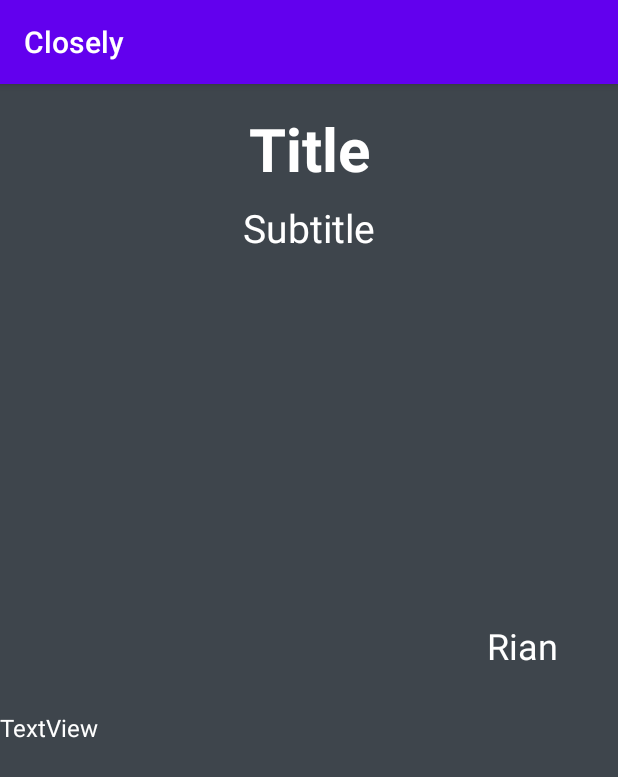
After one commit to RonanQuill/Closely, an Android app: the fragment ViewBlogFragment shown on its own in the app's theme, on a phone screen of 412 x 824 dp. The commit adds this screen. Shown: the top 777 px of the screen. Run offline under Robolectric (Android 15) with nearby library versions, the phone set to English and light mode, and no system bars.

Commit message:
Make blogs in profile and blog list clickable, make connection clickable

```diff
--- a/app/src/main/java/cs4084/closely/blog/PostFragment.java
+++ b/app/src/main/java/cs4084/closely/blog/PostFragment.java
@@ -25,7 +25,6 @@ import com.google.firebase.firestore.QuerySnapshot;
 import java.util.ArrayList;
 
 import cs4084.closely.R;
-import cs4084.closely.blog.Blog;
 
 
 public class PostFragment extends Fragment implements View.OnClickListener {
@@ -62,6 +61,7 @@ public class PostFragment extends Fragment implements View.OnClickListener {
                 postBlog();
         }
     }
+
     private String getUsername () {
         FirebaseFirestore db = FirebaseFirestore.getInstance();
          final ArrayList<String> userIDlist = new ArrayList<String>();
--- /dev/null
+++ b/app/src/main/java/cs4084/closely/blog/ViewBlogFragment.java
@@ -0,0 +1,51 @@
+package cs4084.closely.blog;
+
+import android.os.Bundle;
+import android.view.LayoutInflater;
+import android.view.View;
+import android.view.ViewGroup;
+import android.widget.TextView;
+
+import androidx.annotation.Nullable;
+import androidx.fragment.app.Fragment;
+
+import cs4084.closely.R;
+
+/**
+ * A simple {@link Fragment} subclass.
+ */
+public class ViewBlogFragment extends Fragment {
+    private Blog blog;
+
+    public ViewBlogFragment() {
+        // Required empty public constructor
+    }
+
+    @Override
+    public void onCreate(@Nullable Bundle savedInstanceState) {
+        super.onCreate(savedInstanceState);
+        Bundle blogBundle = this.getArguments();
+        if (blogBundle != null) {
+            blog = blogBundle.getParcelable("blog");
+        }
+    }
+
+    @Override
+    public View onCreateView(LayoutInflater inflater, ViewGroup container,
+                             Bundle savedInstanceState) {
+        // Inflate the layout for this fragment
+        View view = inflater.inflate(R.layout.fragment_view_blog, container, false);
+        TextView titleView = view.findViewById(R.id.view_blog_title);
+        TextView subtitleView = view.findViewById(R.id.view_blog_subtitle);
+        TextView authorView = view.findViewById(R.id.view_blog_author);
+        TextView bodyView = view.findViewById(R.id.view_blog_body);
+
+        if (blog != null) {
+            titleView.setText(blog.getTitle());
+            subtitleView.setText(blog.getSubtitle());
+            authorView.setText(blog.getAuthor());
+            bodyView.setText(blog.getBody());
+        }
+        return view;
+    }
+}
--- a/app/src/main/java/cs4084/closely/welcome/WelcomeFragment.java
+++ b/app/src/main/java/cs4084/closely/welcome/WelcomeFragment.java
@@ -68,10 +68,10 @@ public class WelcomeFragment extends Fragment {
                              Bundle savedInstanceState) {
         // Inflate the layout for this fragment
         View v = inflater.inflate(R.layout.fragment_welcome, container, false);
-        /*FirebaseAuth auth = FirebaseAuth.getInstance();
+        FirebaseAuth auth = FirebaseAuth.getInstance();
         if (auth.getCurrentUser() != null) {
             NavHostFragment.findNavController(this).navigate(R.id.action_welcomeFragment_to_navigationFragment);
-        }*/
+        }
         return v;
     }
 
--- /dev/null
+++ b/app/src/main/res/layout/fragment_view_blog.xml
@@ -0,0 +1,61 @@
+<?xml version="1.0" encoding="utf-8"?>
+<androidx.constraintlayout.widget.ConstraintLayout xmlns:android="http://schemas.android.com/apk/res/android"
+    xmlns:app="http://schemas.android.com/apk/res-auto"
+    xmlns:tools="http://schemas.android.com/tools"
+    android:layout_width="match_parent"
+    android:layout_height="match_parent"
+    tools:context=".blog.ViewBlogFragment">
+
+    <TextView
+        android:id="@+id/view_blog_title"
+        android:layout_width="wrap_content"
+        android:layout_height="wrap_content"
+        android:layout_marginTop="16dp"
+        android:text="Title"
+        android:textColor="#FFFFFF"
+        android:textSize="40sp"
+        android:textStyle="bold"
+        app:layout_constraintEnd_toEndOf="parent"
+        app:layout_constraintStart_toStartOf="parent"
+        app:layout_constraintTop_toTopOf="parent" />
+
+    <TextView
+        android:id="@+id/view_blog_subtitle"
+        android:layout_width="wrap_content"
+        android:layout_height="wrap_content"
+        android:layout_marginTop="8dp"
+        android:text="Subtitle"
+        android:textColor="#FFFFFF"
+        android:textSize="26sp"
+        app:layout_constraintEnd_toEndOf="@+id/view_blog_title"
+        app:layout_constraintHorizontal_bias="0.571"
+        app:layout_constraintStart_toStartOf="@+id/view_blog_title"
+        app:layout_constraintTop_toBottomOf="@+id/view_blog_title" />
+
+    <TextView
+        android:id="@+id/view_blog_body"
+        android:layout_width="match_parent"
+        android:layout_height="350dp"
+        android:text="TextView"
+        android:textColor="#FFFFFF"
+        android:textSize="16sp"
+        app:layout_constraintBottom_toBottomOf="parent"
+        app:layout_constraintEnd_toEndOf="parent"
+        app:layout_constraintStart_toStartOf="parent"
+        app:layout_constraintTop_toBottomOf="@+id/view_blog_subtitle"
+        app:layout_constraintVertical_bias="1.0" />
+
+    <TextView
+        android:id="@+id/view_blog_author"
+        android:layout_width="wrap_content"
+        android:layout_height="wrap_content"
+        android:layout_marginBottom="27dp"
+        android:text="Rian"
+        android:textColor="#FFFFFF"
+        android:textSize="24sp"
+        app:layout_constraintBottom_toTopOf="@+id/view_blog_body"
+        app:layout_constraintEnd_toEndOf="parent"
+        app:layout_constraintHorizontal_bias="0.89"
+        app:layout_constraintStart_toStartOf="parent" />
+
+</androidx.constraintlayout.widget.ConstraintLayout>
```
Also changed, not shown: app/src/main/java/cs4084/closely/blog/Blog.java (+37 -3 lines), app/src/main/java/cs4084/closely/blog/BlogListFragment.java (+15 -3 lines), app/src/main/java/cs4084/closely/blog/BlogRecyclerViewAdapter.java (+20 -9 lines), app/src/main/java/cs4084/closely/connection/Connection.java (+47 -1 lines), app/src/main/java/cs4084/closely/profile/ProfileFragment.java (+25 -48 lines), app/src/main/java/cs4084/closely/profile/connections/ProfileConnectionsFragment.java (+19 -41 lines), app/src/main/java/cs4084/closely/profile/connections/ProfileConnectionsRecyclerViewAdapter.java (+21 -14 lines), app/src/main/java/cs4084/closely/profile/posts/ProfilePostsFragment.java (+22 -42 lines), app/src/main/java/cs4084/closely/profile/posts/ProfilePostsRecyclerViewAdapter.java (+19 -12 lines).
